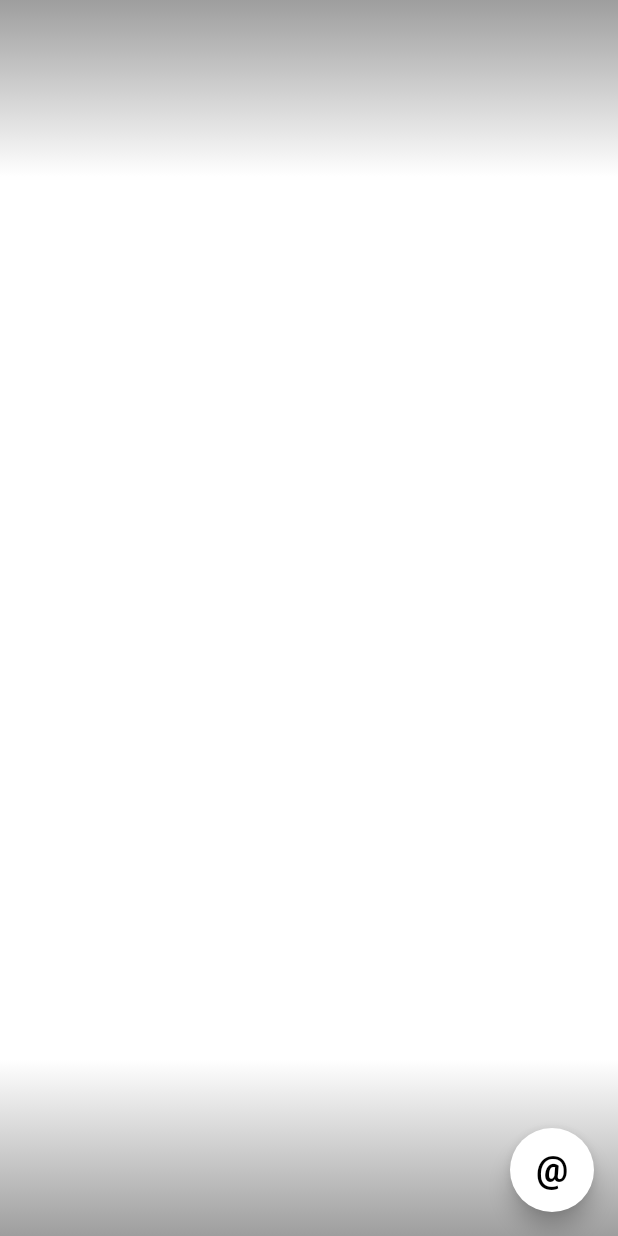
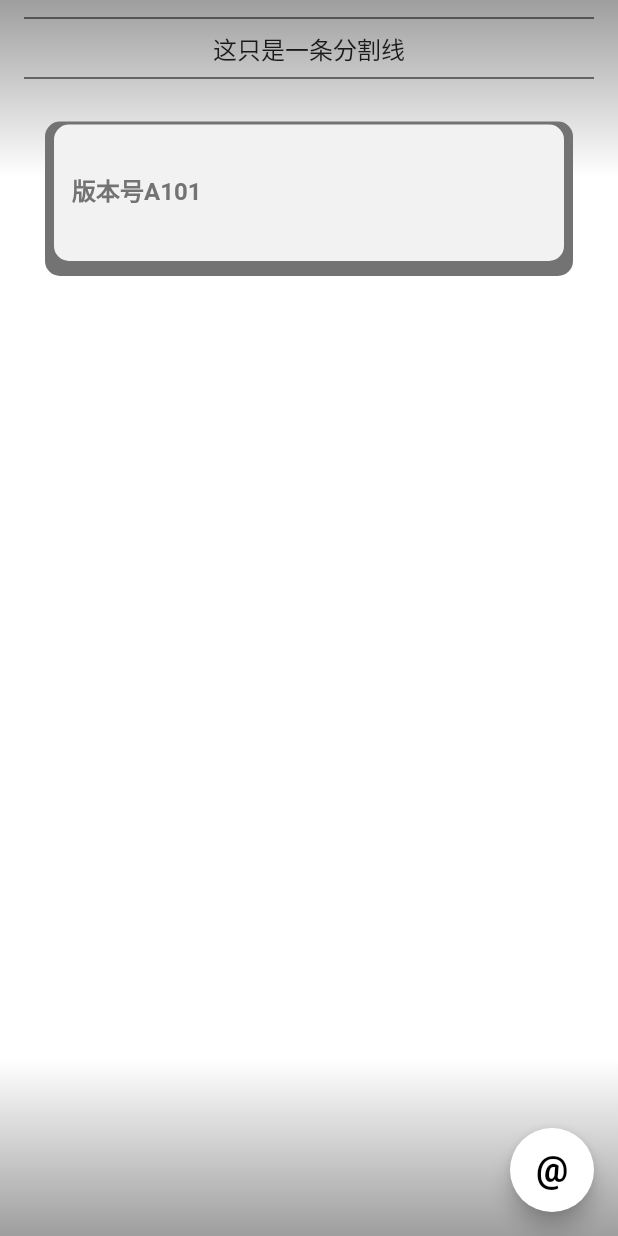
Before and after one commit to ZaiX4/Text_A103_Flutter, a Flutter app: the screen it shows after launch, on a phone screen of 412 x 824 dp. Run offline on Flutter 3.47's test engine with Material 2 defaults, Android fonts, the phone set to English and light mode, and no system bars; missing offline and left inert: dart:ffi, flutter_displaymode.

Commit message:
A101正式版本

```diff
--- a/lib/main.dart
+++ b/lib/main.dart
@@ -1,6 +1,6 @@
 import 'package:flutter/material.dart';
 import 'package:flutter_displaymode/flutter_displaymode.dart';
-import 'ui/output_ui/output_ui.dart';
+import 'ui/output_ui/output_ui.dart' as output;
 import 'ui/input_ui/input_ui.dart';
 
 import 'package:provider/provider.dart';
@@ -9,6 +9,8 @@ import 'package:provider/provider.dart';
 void main() {
   FlutterDisplayMode.setHighRefreshRate();
   //以界面为基础创建activity
+  output.all_chat_ls.add_f(output.chat_bubble(text:"版本号A101",id:0));
+  output.all_chat_ls.add_f(output.text_divider(text: "这只是一条分割线",));
   runApp(main_screen());
 }
 
@@ -19,7 +21,7 @@ class main_screen extends StatelessWidget {
     return MaterialApp(
       initialRoute: '/output',
       routes: {
-        '/output': (context) => output_ui(),
+        '/output': (context) => output.output_ui(),
         '/input': (context) => input_ui(),
       },
     );
```
